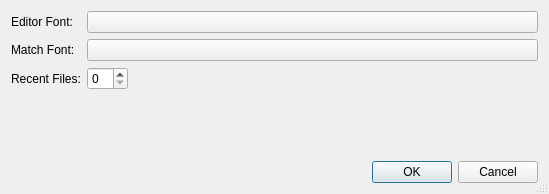
The window that kang/gui/preferencesDialogBA.ui (geckoblu/kang) describes before a commit, drawn with Qt 5.
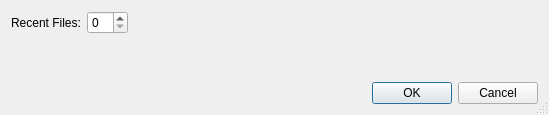
The same window after the commit.

Commit message: Removed Font from preferences

```diff
--- a/kang/gui/preferencesDialogBA.ui
+++ b/kang/gui/preferencesDialogBA.ui
@@ -7,7 +7,7 @@
     <x>0</x>
     <y>0</y>
     <width>549</width>
-    <height>194</height>
+    <height>115</height>
    </rect>
   </property>
   <property name="windowTitle">
@@ -23,30 +23,16 @@
    <item row="0" column="0">
     <layout class="QGridLayout" name="gridLayout">
      <item row="0" column="0">
-      <widget class="QLabel" name="editorFontLabel">
-       <property name="text">
-        <string>Editor Font:</string>
-       </property>
-      </widget>
-     </item>
-     <item row="1" column="0">
-      <widget class="QLabel" name="matchFontLabel">
-       <property name="text">
-        <string>Match Font:</string>
-       </property>
-      </widget>
-     </item>
-     <item row="2" column="0">
       <widget class="QLabel" name="recentFilesLabel">
        <property name="text">
         <string>Recent Files:</string>
        </property>
       </widget>
      </item>
-     <item row="2" column="1">
+     <item row="0" column="1">
       <widget class="QSpinBox" name="recentFilesSpinBox"/>
      </item>
-     <item row="2" column="2">
+     <item row="0" column="2">
       <spacer name="horizontalSpacer">
        <property name="orientation">
         <enum>Qt::Horizontal</enum>
@@ -59,20 +45,6 @@
        </property>
       </spacer>
      </item>
-     <item row="0" column="1" colspan="2">
-      <widget class="QPushButton" name="editorFontButton">
-       <property name="text">
-        <string/>
-       </property>
-      </widget>
-     </item>
-     <item row="1" column="1" colspan="2">
-      <widget class="QPushButton" name="matchFontButton">
-       <property name="text">
-        <string/>
-       </property>
-      </widget>
-     </item>
     </layout>
    </item>
    <item row="2" column="0">
```
Left out of the diff: 34 changed lines with no effect on the pictures. The commit also changes 6 other files.
